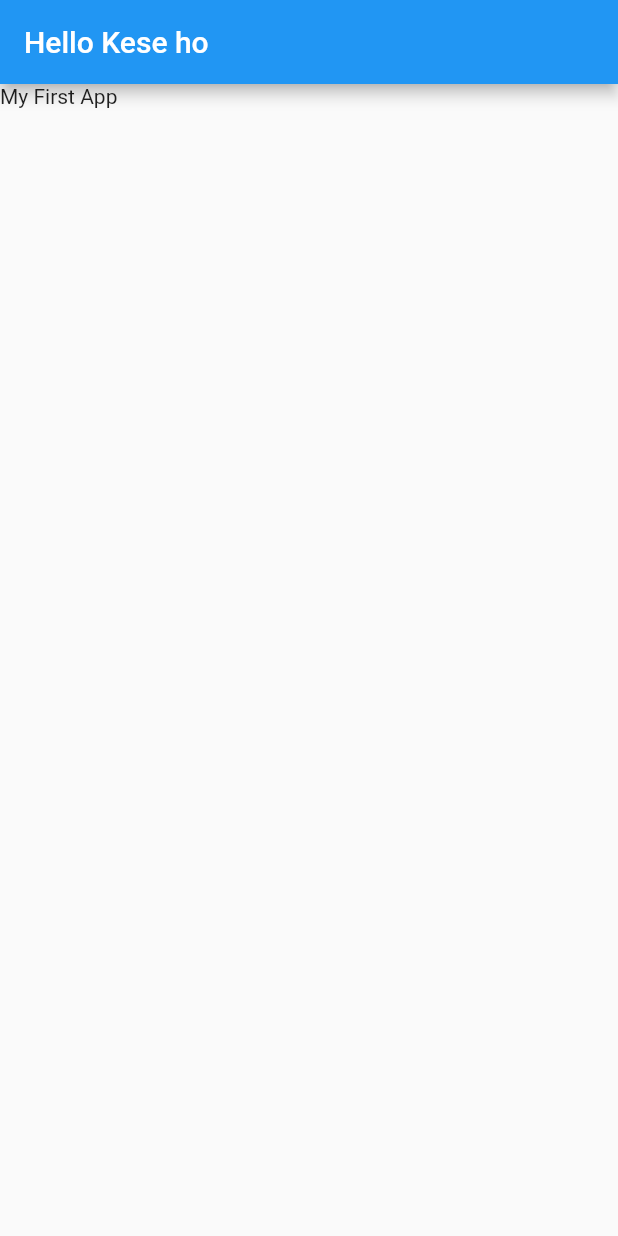
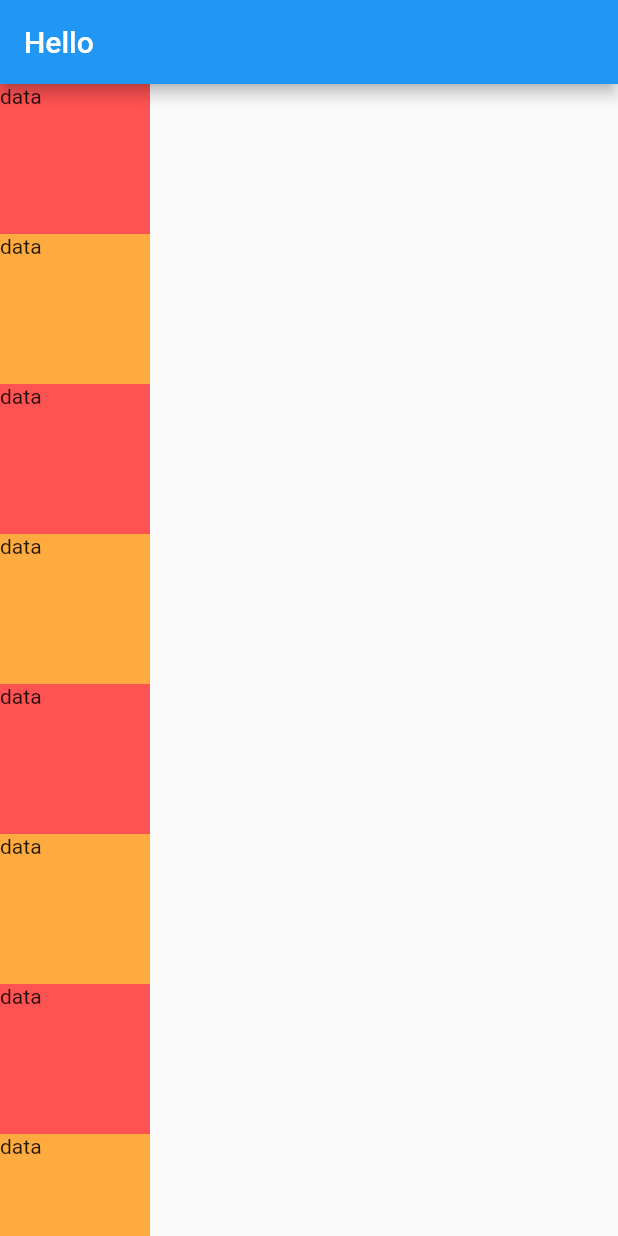
Before and after one commit to HuzaifJaamal/Flutter_Class_13, a Flutter app: the screen it shows after launch, on a phone screen of 412 x 824 dp. Run offline on Flutter 3.47's test engine with Material 2 defaults, Android fonts, the phone set to English and light mode, and no system bars.

Commit message:
Flutter Widgets Overview

```diff
--- /dev/null
+++ b/lib/Profile_view_2.dart
@@ -0,0 +1,104 @@
+import 'package:flutter/material.dart';
+
+class ProfileView extends StatelessWidget {
+  const ProfileView({super.key});
+
+  @override
+  Widget build(BuildContext context) {
+    // Scaffold means new Screen create.
+    // Its not mandatory for all classes.
+    // It use where its need.
+    return Scaffold(
+      // Appbar use for title.
+      // If we not use appbar so body start at the top of mobile screen.
+      appBar: AppBar(
+        title: const Text("Hello"),
+      ),
+      // Body take only one widget.
+      // So if take another widget init, so we check in that widget what it take.
+      body: SingleChildScrollView(
+        // The Column wrap with the Scroll widget.
+        // The "SingleChildScrollVeiw" widget only work "Top to Bottom".
+        // Its work with the Column.
+        child: Column(
+          // Column take children widget.
+          // Its means it take one or more than one widget.
+          children: [
+            Container(
+              // Here we check the "Container" widget what widget it take.
+              height: 100,
+              width: 100,
+              color: Colors.redAccent,
+              // child is the "Container" widget.
+              // That is why is place under the Container widget.
+              child: Text("data"),
+            ),
+            Container(
+              // Here we check the "Container" widget what widget it take.
+              height: 100,
+              width: 100,
+              color: Colors.orangeAccent,
+              // child is the "Container" widget.
+              // That is why is place under the Container widget.
+              child: Text("data"),
+            ),
+            Container(
+              // Here we check the "Container" widget what widget it take.
+              height: 100,
+              width: 100,
+              color: Colors.redAccent,
+              // child is the "Container" widget.
+              // That is why is place under the Container widget.
+              child: Text("data"),
+            ),
+            Container(
+              // Here we check the "Container" widget what widget it take.
+              height: 100,
+              width: 100,
+              color: Colors.orangeAccent,
+              // child is the "Container" widget.
+              // That is why is place under the Container widget.
+              child: Text("data"),
+            ),
+            Container(
+              // Here we check the "Container" widget what widget it take.
+              height: 100,
+              width: 100,
+              color: Colors.redAccent,
+              // child is the "Container" widget.
+              // That is why is place under the Container widget.
+              child: Text("data"),
+            ),
+            Container(
+              // Here we check the "Container" widget what widget it take.
+              height: 100,
+              width: 100,
+              color: Colors.orangeAccent,
+              // child is the "Container" widget.
+              // That is why is place under the Container widget.
+              child: Text("data"),
+            ),
+            Container(
+              // Here we check the "Container" widget what widget it take.
+              height: 100,
+              width: 100,
+              color: Colors.redAccent,
+              // child is the "Container" widget.
+              // That is why is place under the Container widget.
+              child: Text("data"),
+            ),
+            Container(
+              // Here we check the "Container" widget what widget it take.
+              height: 100,
+              width: 100,
+              color: Colors.orangeAccent,
+              // child is the "Container" widget.
+              // That is why is place under the Container widget.
+              child: Text("data"),
+            )
+          ],
+        ),
+      ),
+    );
+  }
+}
--- a/lib/main.dart
+++ b/lib/main.dart
@@ -1,16 +1,36 @@
 import 'package:flutter/material.dart';
-import 'package:flutterfirstproject/profile_view.dart';
+// import 'package:flutterfirstproject/profile_view_2.dart';
+
+import 'Profile_view_2.dart';
 
 void main() {
   runApp(const MyApp());
 }
 
+// "ctrl + ." is the short key of the "Quick fix".
+// "ctrl + d" is the short key of the select all dupicate of the that selected "words".
+
 class MyApp extends StatelessWidget {
+
+  // It is the key.
+  // It necessary when we defined the specific key.
+  // Like we navigate to the other screen.
   const MyApp({super.key});
 
   @override
   Widget build(BuildContext context) {
-    return const MaterialApp(
+
+    // The "MaterialApp" Widget Is use for application one time.
+    // It use at the top of the parent of the Widgets.
+    return MaterialApp(
+      title: 'Flutter Demo',
+      debugShowCheckedModeBanner: false,
+      theme: ThemeData(
+        primarySwatch: Colors.blue,
+      ),
+
+      // The Material give the properties.
+      // Like "home".
       home: ProfileView(),
     );
   }
--- a/lib/profile_view.dart
+++ b/lib/profile_view.dart
@@ -8,7 +8,7 @@ class ProfileView extends StatelessWidget {
     // Scaffold means new Screen.
     return Scaffold(
       appBar: AppBar(
-        title: Text("Hello Kese ho"),
+        title: Text("Hello"),
       ),
       body: Text("My First App"),
     );
--- /dev/null
+++ b/lib/profile_view_1.dart
@@ -0,0 +1,30 @@
+import 'package:flutter/material.dart';
+
+class ProfileView extends StatelessWidget {
+  const ProfileView({super.key});
+
+  @override
+  Widget build(BuildContext context) {
+    // Scaffold means new Screen create.
+    // Its not mandatory for all classes.
+    // It use where its need.
+    return Scaffold(
+      // Appbar use for title.
+      // If we not use appbar so body start at the top of mobile screen.
+      appBar: AppBar(
+        title: const Text("Hello"),
+      ),
+      // Body take only one widget.
+      // So if take another widget init, so we check in that widget what it take.
+      body: Container(
+        // Here we check the "Container" widget what widget it take.
+        height: 100,
+        width: 100,
+        color: Colors.amberAccent,
+        // child is the "Container" widget.
+        // That is why is place under the Container widget.
+        child: Text("data"),
+      ),
+    );
+  }
+}
```
Also changed, not shown: pubspec.lock, 1 other file.
